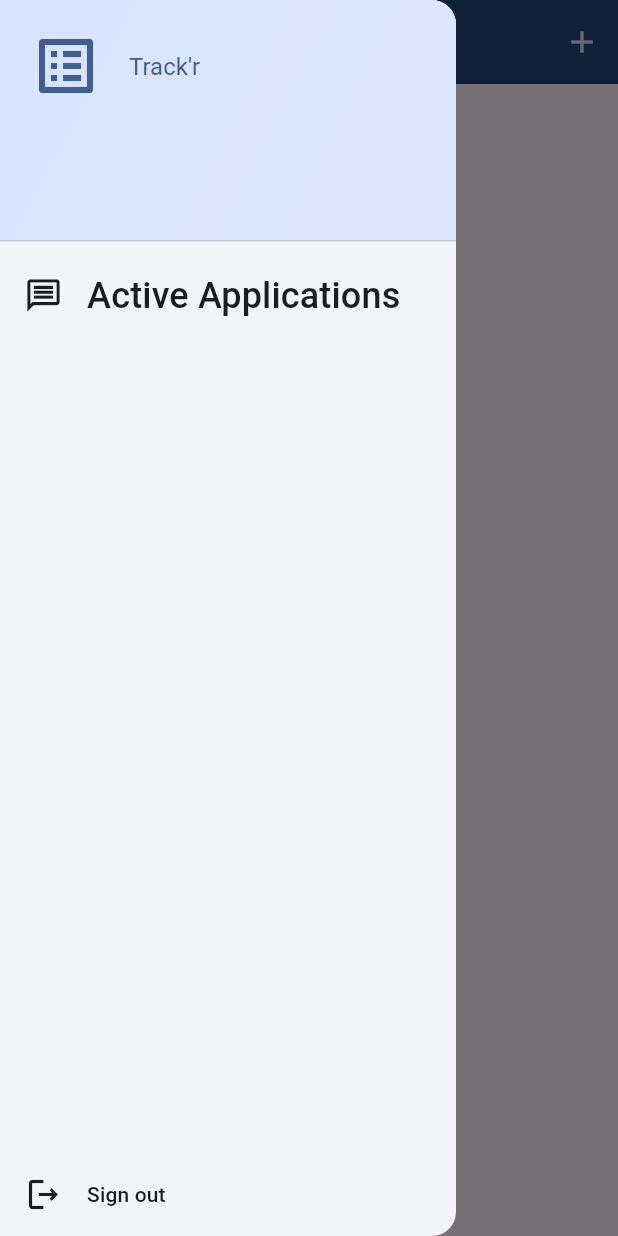
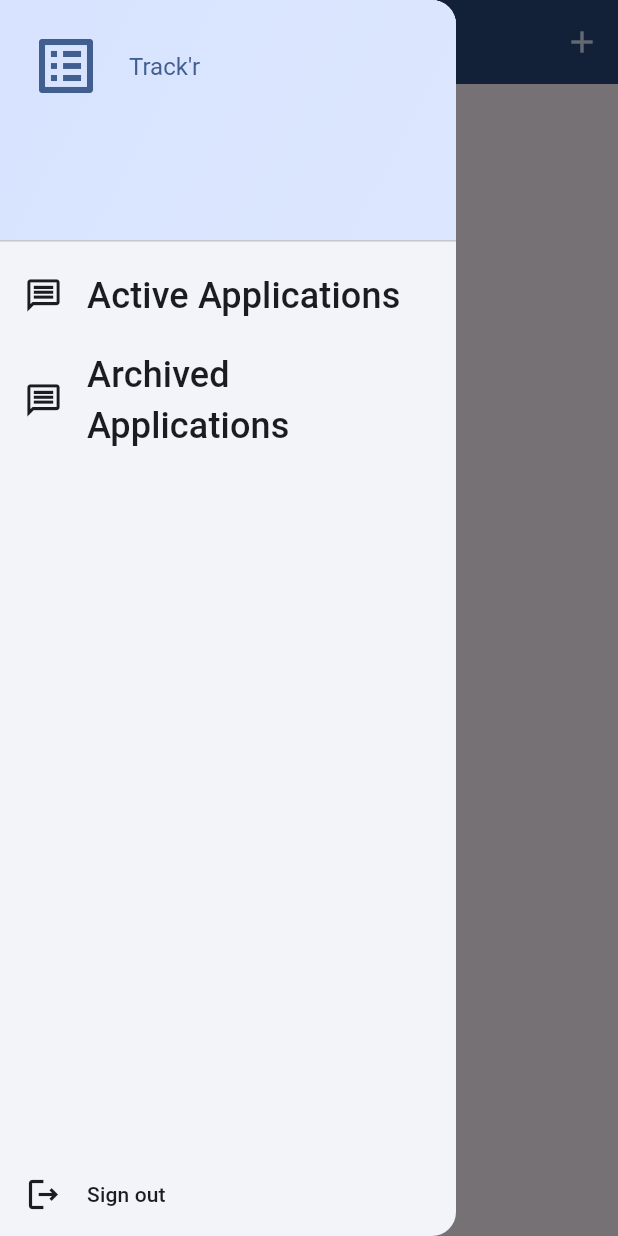
Before and after one commit to MoldyHacker/flutter_applications_tracker, a Flutter app: the screen it shows once a user with an empty profile is signed in, with the side drawer open, on a phone screen of 412 x 824 dp. Run offline on Flutter 3.47's test engine with Material 3 defaults, Android fonts, the phone set to English and light mode, and no system bars; our stand-ins replace cloud_firestore, expansion_tile_card, firebase_auth, firebase_core; accounts and stored records are empty.

Commit message:
Add "Archived Applications" option to Main Drawer

```diff
--- a/lib/widgets/main_drawer.dart
+++ b/lib/widgets/main_drawer.dart
@@ -80,6 +80,23 @@ class MainDrawer extends StatelessWidget {
                 onSelectScreen('active-applications');
               },
             ),
+            ListTile(
+              leading: Icon(
+                Icons.message_outlined,
+                size: 26,
+                color: Theme.of(context).colorScheme.onBackground,
+              ),
+              title: Text(
+                'Archived Applications',
+                style: Theme.of(context).textTheme.titleSmall!.copyWith(
+                      color: Theme.of(context).colorScheme.onBackground,
+                      fontSize: 24,
+                    ),
+              ),
+              onTap: () {
+                onSelectScreen('archived-applications');
+              },
+            ),
           ],
         ),
         ListTile(
```
